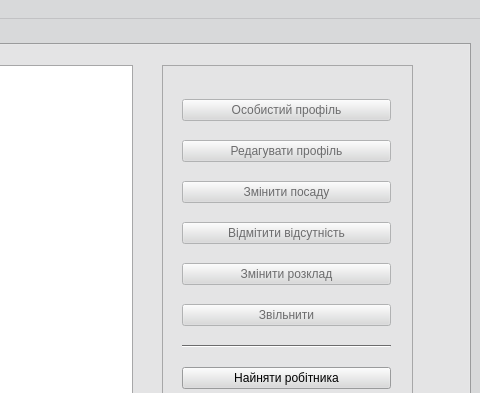
Old version of the form hr_department.ui in the repository landrew31/db_course_work; both pictures show x 880 to 1360 and y 0 to 393 of the 1360 by 760 pixel window.
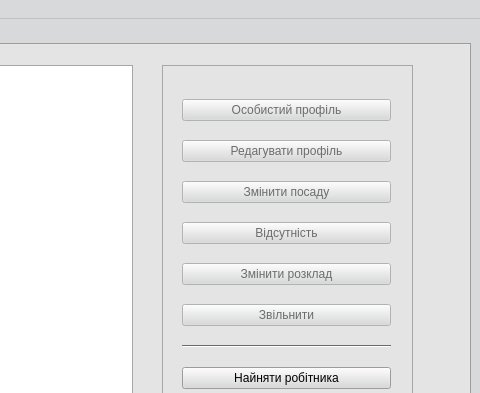
New version of the form.

The edit to the form file:
```diff
--- a/hr_department.ui
+++ b/hr_department.ui
@@ -566,7 +566,7 @@
            <string/>
           </property>
           <property name="text">
-           <string>Відмітити відсутність</string>
+           <string>Відсутність</string>
           </property>
          </widget>
         </item>
```
